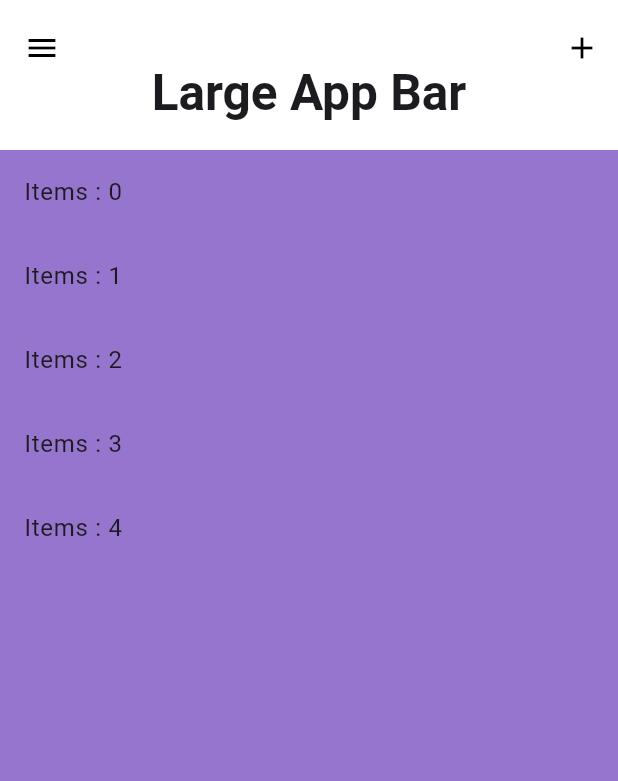
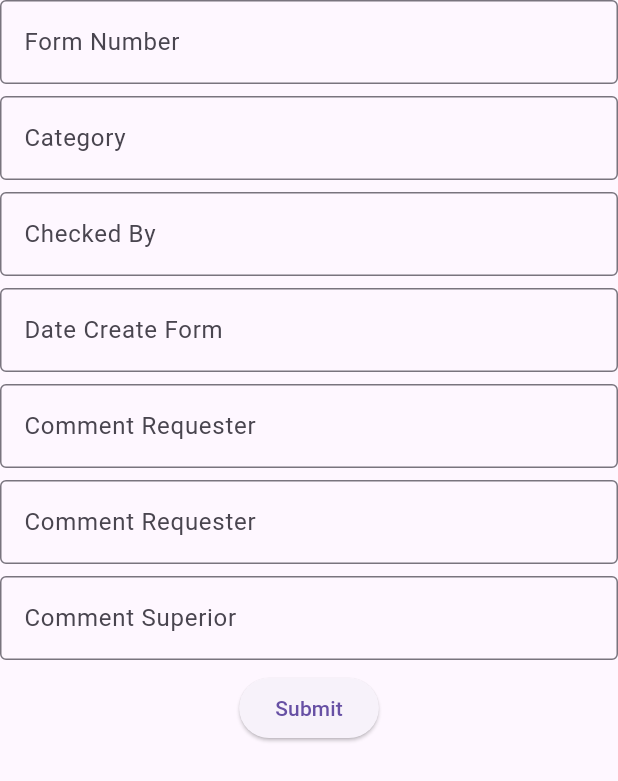
Before and after one commit to mismail26934-hub/ToolStore, a Flutter app: the screen it shows after launch, on a phone screen of 412 x 824 dp. Shown: the top 781 px of the screen. Run offline on Flutter 3.47's test engine with Material 3 defaults, Android fonts, the phone set to English and light mode, and no system bars; our stand-ins replace google_fonts.

Commit message:
Update folder form file text_form_field.dart

```diff
--- /dev/null
+++ b/tool_store_app/lib/view/form/text_form_field.dart
@@ -0,0 +1,32 @@
+import 'package:flutter/material.dart';
+
+class TextFormFields extends StatefulWidget {
+  const TextFormFields({
+    super.key,
+    required this.labelTexts,
+    required this.textColor,
+    required this.controllers,
+    required this.validators,
+  });
+  final String labelTexts;
+  final TextEditingController controllers;
+  final Color textColor;
+  final String? Function(String?)? validators;
+
+  @override
+  State<TextFormFields> createState() => _TextFormFieldsState();
+}
+
+class _TextFormFieldsState extends State<TextFormFields> {
+  @override
+  Widget build(BuildContext context) {
+    return TextFormField(
+      controller: widget.controllers,
+      decoration: InputDecoration(
+        labelText: widget.labelTexts,
+        border: const OutlineInputBorder(),
+      ),
+      validator: widget.validators,
+    );
+  }
+}
--- /dev/null
+++ b/tool_store_app/lib/view/menu/fm_input_tool.dart
@@ -0,0 +1,117 @@
+import 'package:flutter/material.dart';
+import 'package:tool_store_app/view/form/text_form_field.dart';
+
+class FmInputDataTool extends StatefulWidget {
+  const FmInputDataTool({super.key});
+
+  @override
+  State<FmInputDataTool> createState() => FmInputDataToolState();
+}
+
+class FmInputDataToolState extends State<FmInputDataTool> {
+  final _formKey = GlobalKey<FormState>();
+  final _formNumberController = TextEditingController();
+  @override
+  Widget build(BuildContext context) {
+    return Form(
+      key: _formKey,
+      child: Column(
+        spacing: 8.0,
+        children: [
+          TextFormFields(
+            labelTexts: 'Form Number',
+            textColor: Colors.black,
+            controllers: _formNumberController,
+            validators: (formNumber) {
+              if (formNumber == null || formNumber.isEmpty) {
+                return 'Required !';
+              }
+              return null;
+            },
+          ),
+          TextFormFields(
+            labelTexts: 'Category',
+            textColor: Colors.black,
+            controllers: _formNumberController,
+            validators: (category) {
+              if (category == null || category.isEmpty) {
+                return 'Required !';
+              }
+              return null;
+            },
+          ),
+          TextFormFields(
+            labelTexts: 'Checked By',
+            textColor: Colors.black,
+            controllers: _formNumberController,
+            validators: (cek) {
+              if (cek == null || cek.isEmpty) {
+                return 'Required !';
+              }
+              return null;
+            },
+          ),
+          TextFormFields(
+            labelTexts: 'Date Create Form',
+            textColor: Colors.black,
+            controllers: _formNumberController,
+            validators: (dtCreateFm) {
+              if (dtCreateFm == null || dtCreateFm.isEmpty) {
+                return 'Required !';
+              }
+              return null;
+            },
+          ),
+          TextFormFields(
+            labelTexts: 'Comment Requester',
+            textColor: Colors.black,
+            controllers: _formNumberController,
+            validators: (cmtReq) {
+              if (cmtReq == null || cmtReq.isEmpty) {
+                return 'Required !';
+              }
+              return null;
+            },
+          ),
+          TextFormFields(
+            labelTexts: 'Comment Requester',
+            textColor: Colors.black,
+            controllers: _formNumberController,
+            validators: (cmtReq) {
+              if (cmtReq == null || cmtReq.isEmpty) {
+                return 'Required !';
+              }
+              return null;
+            },
+          ),
+          TextFormFields(
+            labelTexts: 'Comment Superior',
+            textColor: Colors.black,
+            controllers: _formNumberController,
+            validators: (cmtSup) {
+              if (cmtSup == null || cmtSup.isEmpty) {
+                return 'Required !';
+              }
+              return null;
+            },
+          ),
+          ElevatedButton(
+            onPressed: () {
+              // 4. Cara memicu validasi
+              if (_formKey.currentState!.validate()) {
+                // Jika valid, lakukan aksi selanjutnya (misal: simpan data)
+                ScaffoldMessenger.of(context).showSnackBar(
+                  const SnackBar(
+                    backgroundColor: Colors.green,
+                    content: Text('Data diproses'),
+                  ),
+                );
+              }
+            },
+            child: const Text('Submit'),
+          ),
+        ],
+      ),
+    );
+  }
+}
--- a/tool_store_app/lib/view/responsive/mobil_layout.dart
+++ b/tool_store_app/lib/view/responsive/mobil_layout.dart
@@ -1,4 +1,5 @@
 import 'package:flutter/material.dart';
+import 'package:tool_store_app/view/menu/fm_input_tool.dart';
 import 'package:tool_store_app/view/menu/tool_data.dart';
 
 class MobilLayout extends StatefulWidget {
@@ -11,6 +12,6 @@ class MobilLayout extends StatefulWidget {
 class _MobilLayoutState extends State<MobilLayout> {
   @override
   Widget build(BuildContext context) {
-    return ToolData();
+    return FmInputDataTool();
   }
 }
```
